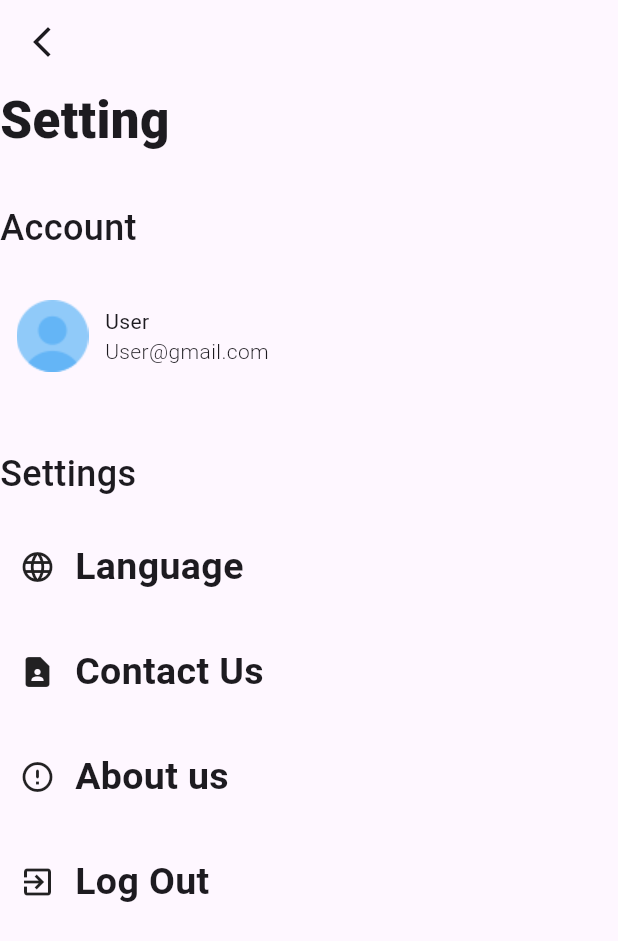
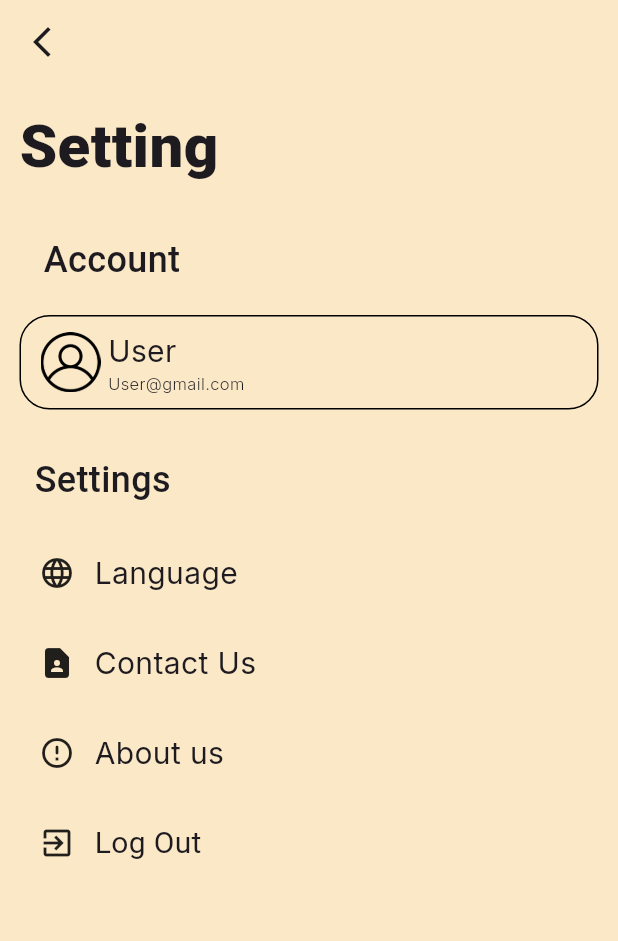
Before and after one commit to PALLAVIROY04/UI_design, a Flutter app: the AccountScreen screen opened directly, on a phone screen of 412 x 824 dp. Shown: the top 941 px of the screen. Run offline on Flutter 3.47's test engine with Material 3 defaults, Android fonts, the phone set to English and light mode, and no system bars; our stand-ins replace google_fonts.

Commit message:
edit in fonts and colors

```diff
--- a/lib/screen/Reset Screen.dart
+++ b/lib/screen/Reset Screen.dart
@@ -59,13 +59,14 @@ class _LoginPageState extends State<ResetPage> {
       Container(
         height: 50,
         width: MediaQuery.of(context).size.height*0.4,
-        decoration: BoxDecoration(borderRadius: BorderRadius.circular(20),color: Colors.black12),
+        decoration: BoxDecoration(borderRadius: BorderRadius.circular(20),color: Color(0xffFBD4AC),
+        border: Border.all(width: 1)),
         child: TextButton(onPressed: (){
           Navigator.push(context,
               MaterialPageRoute(
                   builder: (context) => VerificationPage())
           );
-        }, child: Text("Next",style: TextStyle(fontSize: 20, color: Colors.black87),),),
+        }, child: Text("Next",style: GoogleFonts.inter(fontSize: 24,fontWeight: FontWeight.w600, color: Colors.black87),),),
       ),
       ]
     ),
--- a/lib/screen/password.dart
+++ b/lib/screen/password.dart
@@ -65,7 +65,7 @@ class _PasswordState extends State<Password> {
     Container(
     height: 50,
     width: MediaQuery.of(context).size.height*0.4,
-    decoration: BoxDecoration(borderRadius: BorderRadius.circular(20),color: Colors.black12,
+    decoration: BoxDecoration(borderRadius: BorderRadius.circular(20),color: Color(0xffFBD4AC),
     border: Border.all(width: 1),
     ),
     child: TextButton(onPressed: (){
@@ -73,7 +73,7 @@ class _PasswordState extends State<Password> {
     MaterialPageRoute(
     builder: (context) => LoginPage())
     );
-    }, child: Text("Done",style: TextStyle(fontSize: 20, color: Colors.black87),),),
+    }, child: Text("Done",style: TextStyle(fontSize: 20, color: Colors.black54),),),
     ),
       ]
     ),
--- a/lib/selectedpage/AccountScreen.dart
+++ b/lib/selectedpage/AccountScreen.dart
@@ -21,34 +21,54 @@ class _AccountScreenState extends State<AccountScreen> {
       ),
 
       child: Scaffold(
+        backgroundColor: Color(0xffFBE8C7),
 
-        appBar: AppBar(leading: Icon(Icons.arrow_back_ios_new),),
-        body: Column(
+
+        appBar: AppBar(leading: Icon(Icons.arrow_back_ios_new),backgroundColor: Color(0xffFBE8C7),),
+        body: Padding(
+          padding: const EdgeInsets.all(13),
+          child: Column(
             crossAxisAlignment: CrossAxisAlignment.start,
             children: [
-            Text("Setting",style: TextStyle(fontWeight: FontWeight.w800,fontSize: 34),),
+              Text("Setting",style: TextStyle(fontWeight: FontWeight.w800,fontSize: 40),),
               const SizedBox(height: 30,),
-            Text("Account",style: TextStyle(fontSize: 24,fontWeight: FontWeight.w500),),
+              Padding(
+                padding: const EdgeInsets.symmetric(horizontal: 16),
+                child: Text("Account",style: TextStyle(fontSize: 24,fontWeight: FontWeight.w500),),
+              ),
               const SizedBox(height: 20,),
               Container(
                 width: double.infinity,
+                child: Container(
+                 decoration: BoxDecoration(
+                   border: Border.all(width: 1),
+                   borderRadius: BorderRadius.circular(20),
+                   color: Color(0xffFBE8C7)
+                 ),
+                  child: Padding(
+                    padding: const EdgeInsets.all(8.0),
                     child: Row(
                       children: [
-                  Image.asset("assets/images/icon.png",width: 70,height: 70,),
+                        Image.asset("assets/images/user.admin.png",width: 50,height: 40,),
                         const SizedBox(height: 20,),
                         Column(
                           crossAxisAlignment: CrossAxisAlignment.start,
                           children: [
-                      Text("User",style: TextStyle(fontWeight: FontWeight.w400,fontSize: 14),),
-                      Text("User@gmail.com",style: TextStyle(fontSize: 14,fontWeight: FontWeight.w300),)
+                            Text("User",style: GoogleFonts.inter(fontWeight: FontWeight.w400,fontSize: 20),),
+                            Text("User@gmail.com",style: GoogleFonts.inter(fontSize: 11,fontWeight: FontWeight.w300),)
                           ],
                         )
                       ],
                     ),
                   ),
-            SizedBox(height: 40,),
-            Text("Settings",style: TextStyle(fontSize: 24,fontWeight: FontWeight.w500),),
+                ),
+              ),
               SizedBox(height: 20,),
+              Padding(
+                padding: const EdgeInsets.all(10),
+                child: Text("Settings",style: TextStyle(fontSize: 24,fontWeight: FontWeight.w500),),
+              ),
+              SizedBox(height: 10,),
               Container(
                 width: double.infinity,
                 child: Row(
@@ -58,12 +78,12 @@ class _AccountScreenState extends State<AccountScreen> {
                         width: 50,
                       child: Icon(Icons.language_outlined),
                     ),
-                  Text("Language",style: TextStyle(fontSize: 25,fontWeight: FontWeight.bold),),
+                    Text("Language",style: GoogleFonts.inter(fontSize: 20,fontWeight: FontWeight.w400),),
 
                   ],
                 ),
               ),
-            SizedBox(height: 20,),
+              SizedBox(height: 10,),
               Container(
                 width: double.infinity,
                 child: Row(
@@ -73,12 +93,12 @@ class _AccountScreenState extends State<AccountScreen> {
                       width: 50,
                       child: Icon(Icons.contact_page),
                     ),
-                  Text("Contact Us",style: TextStyle(fontSize: 25,fontWeight: FontWeight.bold),),
+                    Text("Contact Us",style: GoogleFonts.inter(fontSize: 20,fontWeight: FontWeight.w400),),
 
                   ],
                 ),
               ),
-            SizedBox(height: 20,),
+              SizedBox(height: 10,),
               Container(
                 width: double.infinity,
                 child: Row(
@@ -88,12 +108,12 @@ class _AccountScreenState extends State<AccountScreen> {
                       width: 50,
                       child: Icon(Icons.error_outline_rounded),
                     ),
-                  Text("About us",style: TextStyle(fontSize: 25,fontWeight: FontWeight.bold),),
+                    Text("About us",style: GoogleFonts.inter(fontSize: 20,fontWeight: FontWeight.w400),),
 
                   ],
                 ),
               ),
-            SizedBox(height: 20,),
+              SizedBox(height: 10,),
               Container(
                 width: double.infinity,
                 child: Row(
@@ -103,7 +123,7 @@ class _AccountScreenState extends State<AccountScreen> {
                       width: 50,
                       child: Icon(Icons.exit_to_app),
                     ),
-                  Text("Log Out",style: TextStyle(fontSize: 25,fontWeight: FontWeight.bold),),
+                    Text("Log Out",style: TextStyle(fontSize: 20,fontWeight: FontWeight.w400),),
 
                   ],
                 ),
@@ -111,6 +131,7 @@ class _AccountScreenState extends State<AccountScreen> {
 
             ],
           ),
+        ),
       )
     );
   }
```
Also changed, not shown: lib/screen/login_page.dart (+7 -5 lines), lib/screen/otpPage.dart (+19 -4 lines), lib/screen/register.dart (+5 -4 lines). Lines whose indentation alone changed are shown as unchanged.
